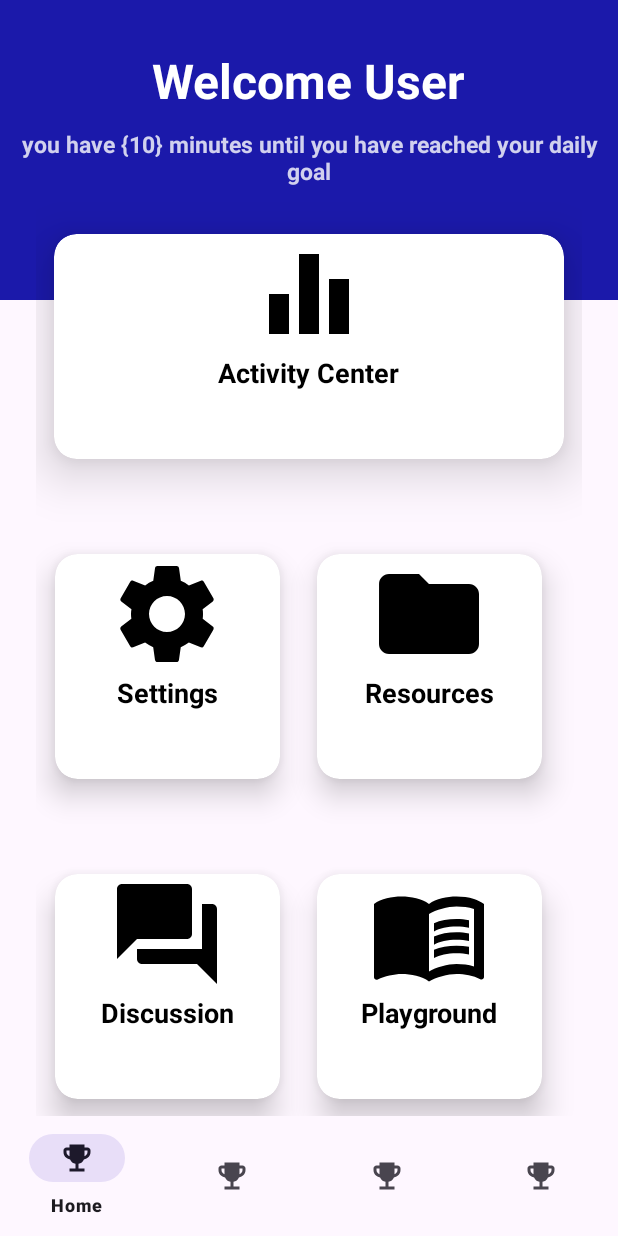
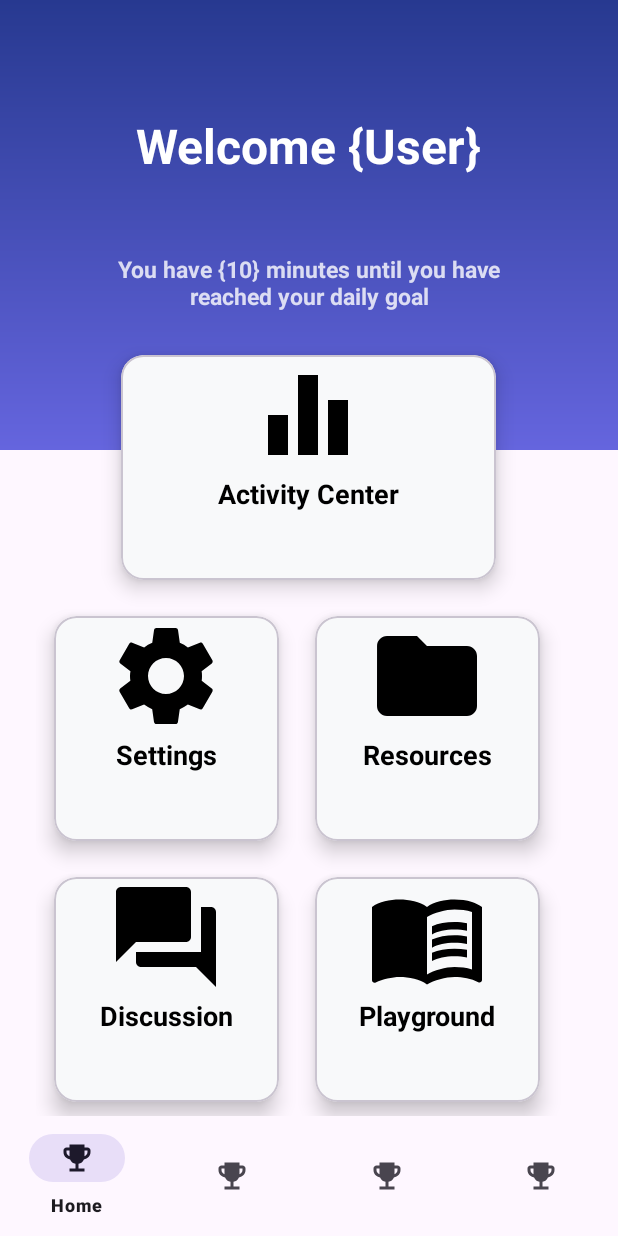
Before and after one commit to w-augustin/Signify, an Android app built with Jetpack Compose: the HomePage screen opened directly, with no data from a screen before it, on a phone screen of 412 x 824 dp. Run offline under Robolectric (Android 15) with nearby library versions, the phone set to English and light mode, and no system bars.

Commit message:
revised welcome center to use material ui cards. changed background to gradient. experimenting with spacing (responsiveness?)

```diff
--- a/app/src/main/java/com/example/signifybasic/features/tabs/HomePage.kt
+++ b/app/src/main/java/com/example/signifybasic/features/tabs/HomePage.kt
@@ -21,7 +21,7 @@ class HomePage : AppCompatActivity() {
         val cardSettings = findViewById<CardView>(R.id.card_settings)
         val cardDiscussion = findViewById<CardView>(R.id.card_discussion)
         val cardActivityCenter = findViewById<CardView>(R.id.card_activity_center)
-        val cardResources = findViewById<CardView>(R.id.card_resources)
+//        val cardResources = findViewById<CardView>(R.id.card_resources)
         val cardPlayground = findViewById<CardView>(R.id.card_playground)
 
         cardSettings.setOnClickListener {
@@ -36,9 +36,9 @@ class HomePage : AppCompatActivity() {
             startActivity(Intent(this, ActivityCenter::class.java))
         }
 
-        cardResources.setOnClickListener {
-            startActivity(Intent(this, ResourcesPage::class.java))
-        }
+//        cardResources.setOnClickListener {
+//            startActivity(Intent(this, ResourcesPage::class.java))
+//        }
 
         cardPlayground.setOnClickListener {
             startActivity(Intent(this, MainActivity3::class.java))
--- a/app/src/main/java/com/example/signifybasic/features/tabs/settings/SettingsPage.kt
+++ b/app/src/main/java/com/example/signifybasic/features/tabs/settings/SettingsPage.kt
@@ -10,12 +10,12 @@ class SettingsPage : AppCompatActivity() {
         super.onCreate(savedInstanceState)
         setContentView(R.layout.activity_settings)
 
-        val toolbar = findViewById<Toolbar>(R.id.toolbar)
-        setSupportActionBar(toolbar)
-
-        toolbar.setNavigationOnClickListener {
-            onBackPressedDispatcher.onBackPressed()
-        }
+//        val toolbar = findViewById<Toolbar>(R.id.toolbar)
+//        setSupportActionBar(toolbar)
+//
+//        toolbar.setNavigationOnClickListener {
+//            onBackPressedDispatcher.onBackPressed()
+//        }
 
         if (savedInstanceState == null) {
             supportFragmentManager.beginTransaction()
--- a/app/src/main/res/layout/activity_settings.xml
+++ b/app/src/main/res/layout/activity_settings.xml
@@ -3,20 +3,36 @@
     xmlns:app="http://schemas.android.com/apk/res-auto"
     android:layout_width="match_parent"
     android:layout_height="match_parent"
-    android:background="@drawable/login_background"
-    android:padding="16dp">
+    android:background="@drawable/login_background">
 
-    <com.google.android.material.appbar.MaterialToolbar
-        android:id="@+id/toolbar"
+    <View
         android:layout_width="match_parent"
+        android:layout_height="200dp"
+        android:background="@drawable/bg_view"
+        android:id="@+id/top_view" />
+
+    <TextView
+        android:id="@+id/textView"
+        android:layout_width="wrap_content"
         android:layout_height="wrap_content"
-        app:title="Settings"
-    android:theme="@style/ThemeOverlay.Material3.Dark.ActionBar" />
+        android:text="Settings"
+        android:textSize="32sp"
+        android:textColor="@color/white"
+        android:textStyle="bold"
+        android:layout_centerHorizontal="true"
+        android:layout_marginTop="32dp"
+        />
+
+<!--    <com.google.android.material.appbar.MaterialToolbar-->
+<!--        android:id="@+id/toolbar"-->
+<!--        android:layout_width="match_parent"-->
+<!--        android:layout_height="wrap_content"-->
+<!--        app:title="Settings"-->
+<!--    android:theme="@style/ThemeOverlay.Material3.Dark.ActionBar" />-->
 
     <FrameLayout
         android:id="@+id/settings_container"
         android:layout_width="match_parent"
         android:layout_height="match_parent"
-        android:layout_below="@id/toolbar"
         android:layout_marginTop="8dp" />
 </RelativeLayout>
--- a/app/src/main/res/layout/welcome_center.xml
+++ b/app/src/main/res/layout/welcome_center.xml
@@ -9,13 +9,40 @@
 
     <View
         android:layout_width="match_parent"
-        android:layout_height="200dp"
-        android:background="@drawable/bg_view"
+        android:layout_height="300dp"
+        android:background="@drawable/login_background"
         android:id="@+id/top_view"/>
+
+    <TextView
+        android:id="@+id/textView"
+        android:layout_width="wrap_content"
+        android:layout_height="wrap_content"
+        android:text="Welcome {User}"
+        android:textSize="32sp"
+        android:textColor="@color/white"
+        android:textStyle="bold"
+        android:layout_centerHorizontal="true"
+        android:layout_marginTop="75dp"
+        />
+
+    <TextView
+        android:id="@+id/textView2"
+        android:layout_width="wrap_content"
+        android:layout_height="wrap_content"
+        android:text="You have {10} minutes until you have reached your daily goal"
+        android:textSize="15sp"
+        android:textStyle="bold"
+        android:textAlignment="center"
+        android:textColor="@color/white"
+        android:layout_marginTop="50dp"
+        android:layout_marginLeft="50dp"
+        android:layout_marginRight="50dp"
+        android:layout_below="@id/textView"
+        android:alpha="0.8"/>
 
     <GridLayout
         android:layout_width="match_parent"
-        android:layout_height="match_parent"
+        android:layout_height="wrap_content"
         android:layout_below="@id/top_view"
         android:layout_marginLeft="24dp"
         android:layout_marginTop="-75dp"
@@ -24,18 +51,53 @@
         android:columnCount="3"
         android:rowCount="3">
 
-        <androidx.cardview.widget.CardView
+        <com.google.android.material.card.MaterialCardView
+            android:id="@+id/card_activity_center"
+            android:layout_width="250dp"
+            android:layout_height="150dp"
+            android:layout_row="0"
+            android:layout_column="0"
+            android:layout_columnSpan="3"
+            android:layout_gravity="center"
+            android:layout_margin="12dp"
+            app:cardBackgroundColor="@color/card_background"
+            app:cardCornerRadius="15dp"
+            app:cardElevation="8dp">
+
+            <LinearLayout
+                android:layout_width="match_parent"
+                android:layout_height="match_parent"
+                android:orientation="vertical">
+
+                <ImageView
+                    android:layout_width="80dp"
+                    android:layout_height="80dp"
+                    android:layout_gravity="center_horizontal"
+                    android:src="@drawable/baseline_equalizer_24" />
+
+                <TextView
+                    android:layout_width="wrap_content"
+                    android:layout_height="wrap_content"
+                    android:layout_gravity="center_horizontal"
+                    android:text="@string/activity_center"
+                    android:textColor="@color/black"
+                    android:textSize="18sp"
+                    android:textStyle="bold" />
+
+            </LinearLayout>
+        </com.google.android.material.card.MaterialCardView>
+
+        <com.google.android.material.card.MaterialCardView
             android:id="@+id/card_settings"
             android:layout_width="150dp"
             android:layout_height="150dp"
             android:layout_row="1"
-            android:layout_rowWeight="1"
             android:layout_column="0"
-            android:layout_columnWeight="1"
             android:layout_gravity="center"
             android:layout_margin="12dp"
+            app:cardBackgroundColor="@color/card_background"
             app:cardCornerRadius="15dp"
-            app:cardElevation="12dp">
+            app:cardElevation="8dp">
 
             <LinearLayout
                 android:layout_width="match_parent"
@@ -52,28 +114,25 @@
                     android:layout_width="wrap_content"
                     android:layout_height="wrap_content"
                     android:layout_gravity="center_horizontal"
-                    android:text="Settings"
+                    android:text="@string/settings"
                     android:textColor="@color/black"
                     android:textSize="18sp"
                     android:textStyle="bold" />
 
             </LinearLayout>
+        </com.google.android.material.card.MaterialCardView>
 
-        </androidx.cardview.widget.CardView>
-
-        <androidx.cardview.widget.CardView
+        <com.google.android.material.card.MaterialCardView
             android:id="@+id/card_discussion"
             android:layout_width="150dp"
             android:layout_height="150dp"
             android:layout_row="2"
-            android:layout_rowWeight="1"
             android:layout_column="0"
-            android:layout_columnWeight="1"
             android:layout_gravity="center"
             android:layout_margin="12dp"
+            app:cardBackgroundColor="@color/card_background"
             app:cardCornerRadius="15dp"
-
-            app:cardElevation="12dp">
+            app:cardElevation="8dp">
 
             <LinearLayout
                 android:layout_width="match_parent"
@@ -90,28 +149,25 @@
                     android:layout_width="wrap_content"
                     android:layout_height="wrap_content"
                     android:layout_gravity="center_horizontal"
-                    android:text="Discussion"
+                    android:text="@string/discussion"
                     android:textColor="@color/black"
                     android:textSize="18sp"
                     android:textStyle="bold" />
 
             </LinearLayout>
+        </com.google.android.material.card.MaterialCardView>
 
-        </androidx.cardview.widget.CardView>
-
-        <androidx.cardview.widget.CardView
+        <com.google.android.material.card.MaterialCardView
             android:id="@+id/card_playground"
             android:layout_width="150dp"
             android:layout_height="150dp"
             android:layout_row="2"
-            android:layout_rowWeight="1"
             android:layout_column="1"
-            android:layout_columnWeight="1"
             android:layout_gravity="center"
             android:layout_margin="12dp"
+            app:cardBackgroundColor="@color/card_background"
             app:cardCornerRadius="15dp"
-
-            app:cardElevation="12dp">
+            app:cardElevation="8dp">
 
             <LinearLayout
                 android:layout_width="match_parent"
@@ -128,66 +184,25 @@
                     android:layout_width="wrap_content"
                     android:layout_height="wrap_content"
                     android:layout_gravity="center_horizontal"
-                    android:text="Playground"
+                    android:text="@string/playground"
                     android:textColor="@color/black"
                     android:textSize="18sp"
                     android:textStyle="bold" />
 
             </LinearLayout>
+        </com.google.android.material.card.MaterialCardView>
 
-        </androidx.cardview.widget.CardView>
-
-<!--        <androidx.cardview.widget.CardView-->
-<!--            android:id="@+id/card_activity_center"-->
-<!--            android:layout_width="150dp"-->
-<!--            android:layout_height="150dp"-->
-<!--            android:layout_row="1"-->
-<!--            android:layout_rowWeight="1"-->
-<!--            android:layout_column="1"-->
-<!--            android:layout_columnWeight="1"-->
-<!--            android:layout_gravity="center"-->
-<!--            android:layout_margin="12dp"-->
-<!--            app:cardCornerRadius="15dp"-->
-
-<!--            app:cardElevation="12dp">-->
-
-<!--            <LinearLayout-->
-<!--                android:layout_width="match_parent"-->
-<!--                android:layout_height="match_parent"-->
-<!--                android:orientation="vertical">-->
-
-<!--                <ImageView-->
-<!--                    android:layout_width="80dp"-->
-<!--                    android:layout_height="80dp"-->
-<!--                    android:layout_gravity="center_horizontal"-->
-<!--                    android:src="@drawable/baseline_equalizer_24" />-->
-
-<!--                <TextView-->
-<!--                    android:layout_width="wrap_content"-->
-<!--                    android:layout_height="wrap_content"-->
-<!--                    android:layout_gravity="center_horizontal"-->
-<!--                    android:text="Activity Center"-->
-<!--                    android:textColor="@color/black"-->
-<!--                    android:textSize="18dp"-->
-<!--                    android:textStyle="bold" />-->
-
-<!--            </LinearLayout>-->
-
-<!--        </androidx.cardview.widget.CardView>-->
-
-        <androidx.cardview.widget.CardView
+        <com.google.android.material.card.MaterialCardView
             android:id="@+id/card_resources"
             android:layout_width="150dp"
             android:layout_height="150dp"
             android:layout_row="1"
-            android:layout_rowWeight="1"
             android:layout_column="1"
-            android:layout_columnWeight="1"
             android:layout_gravity="center"
             android:layout_margin="12dp"
+            app:cardBackgroundColor="@color/card_background"
             app:cardCornerRadius="15dp"
-
-            app:cardElevation="12dp">
+            app:cardElevation="8dp">
 
             <LinearLayout
                 android:layout_width="match_parent"
@@ -204,84 +219,19 @@
                     android:layout_width="wrap_content"
                     android:layout_height="wrap_content"
                     android:layout_gravity="center_horizontal"
-                    android:text="Resources"
+                    android:text="@string/resources"
                     android:textColor="@color/black"
                     android:textSize="18sp"
                     android:textStyle="bold" />
 
             </LinearLayout>
-
-        </androidx.cardview.widget.CardView>
-
-        <androidx.cardview.widget.CardView
-            android:id="@+id/card_activity_center"
-            android:layout_width="150dp"
-            android:layout_height="150dp"
-            android:layout_row="0"
-            android:layout_rowWeight="1"
-            android:layout_column="0"
-            android:layout_columnSpan="3"
-            android:layout_columnWeight="1"
-            android:layout_gravity="center_vertical"
-            android:layout_margin="12dp"
-            app:cardCornerRadius="15dp"
-
-            app:cardElevation="20dp">
-
-            <LinearLayout
-                android:layout_width="match_parent"
-                android:layout_height="match_parent"
-                android:orientation="vertical">
-
-                <ImageView
-                    android:layout_width="80dp"
-                    android:layout_height="80dp"
-                    android:layout_gravity="center_horizontal"
-                    android:src="@drawable/baseline_equalizer_24" />
-
-                <TextView
-                    android:layout_width="wrap_content"
-                    android:layout_height="wrap_content"
-                    android:layout_gravity="center_horizontal"
-                    android:text="Activity Center"
-                    android:textColor="@color/black"
-                    android:textSize="18sp"
-                    android:textStyle="bold" />
-
-            </LinearLayout>
-
-        </androidx.cardview.widget.CardView>
+        </com.google.android.material.card.MaterialCardView>
     </GridLayout>
-
-    <TextView
-        android:id="@+id/textView"
-        android:layout_width="wrap_content"
-        android:layout_height="wrap_content"
-        android:text="Welcome User"
-        android:textSize="32sp"
-        android:textColor="@color/white"
-        android:textStyle="bold"
-        android:layout_centerHorizontal="true"
-        android:layout_marginTop="32dp"
-        />
-
-    <TextView
-        android:id="@+id/textView2"
-        android:layout_width="wrap_content"
-        android:layout_height="wrap_content"
-        android:text="you have {10} minutes until you have reached your daily goal"
-        android:textSize="15sp"
-        android:textStyle="bold"
-        android:textAlignment="center"
-        android:textColor="@color/white"
-        android:layout_marginTop="85dp"
-        android:alpha="0.8"/>
 
     <FrameLayout
         android:id="@+id/fragment_container"
         android:layout_width="match_parent"
         android:layout_height="0dp"
-        android:layout_weight="1"
         android:layout_above="@id/bottom_navigation"/>
 
     <com.google.android.material.bottomnavigation.BottomNavigationView
--- a/app/src/main/res/values/colors.xml
+++ b/app/src/main/res/values/colors.xml
@@ -3,4 +3,5 @@
     <color name="black">#FF000000</color>
     <color name="white">#FFFFFFFF</color>
     <color name="primary_blue">#1B19AA</color>
+    <color name="card_background">#F8F9FA</color>
 </resources>
--- a/app/src/main/res/values/strings.xml
+++ b/app/src/main/res/values/strings.xml
@@ -11,4 +11,9 @@
     <string name="title_home">Home</string>
     <string name="title_dashboard">Dashboard</string>
     <string name="title_notifications">Notifications</string>
+    <string name="settings">Settings</string>
+    <string name="discussion">Discussion</string>
+    <string name="playground">Playground</string>
+    <string name="resources">Resources</string>
+    <string name="activity_center">Activity Center</string>
 </resources>
--- a/app/src/main/res/values/styles.xml
+++ b/app/src/main/res/values/styles.xml
@@ -5,5 +5,17 @@
         <item name="android:padding">16dp</item>
     </style>
 
+    <style name="CustomTitleText">
+        <item name="android:textSize">20sp</item>
+        <item name="android:textColor">@color/black</item>
+        <item name="android:textStyle">bold</item>
+    </style>
+
+<!--    <style name="CustomBodyText">-->
+<!--        <item name="android:textSize">16sp</item>-->
+<!--        <item name="android:textColor">@color/secondaryText</item>-->
+<!--    </style>-->
+
+
 
 </resources>
--- a/app/src/main/res/values/themes.xml
+++ b/app/src/main/res/values/themes.xml
@@ -4,7 +4,7 @@
         <!-- Customize your light theme here. -->
         <!-- <item name="colorPrimary">@color/my_light_primary</item> -->
         <item name="colorPrimary">@color/white</item>
-        <item name="colorPrimaryDark">@color/white</item>
+        <item name="colorPrimaryDark">@color/black</item>
         <item name="colorAccent">@color/white</item>
     </style>
 
```
